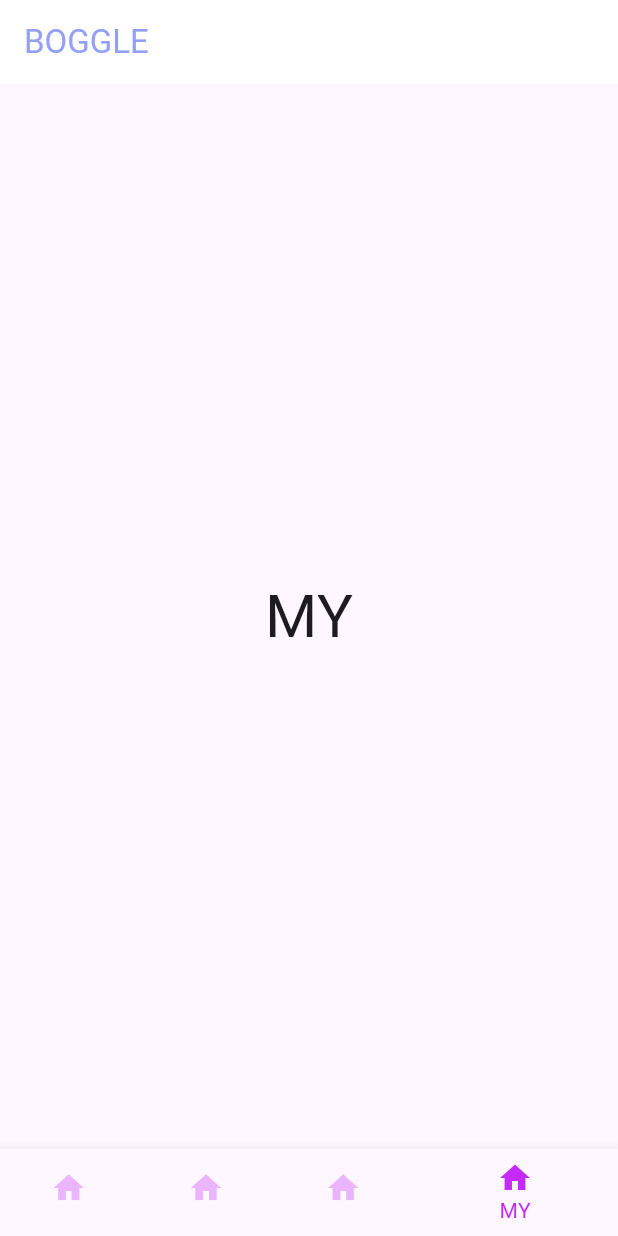
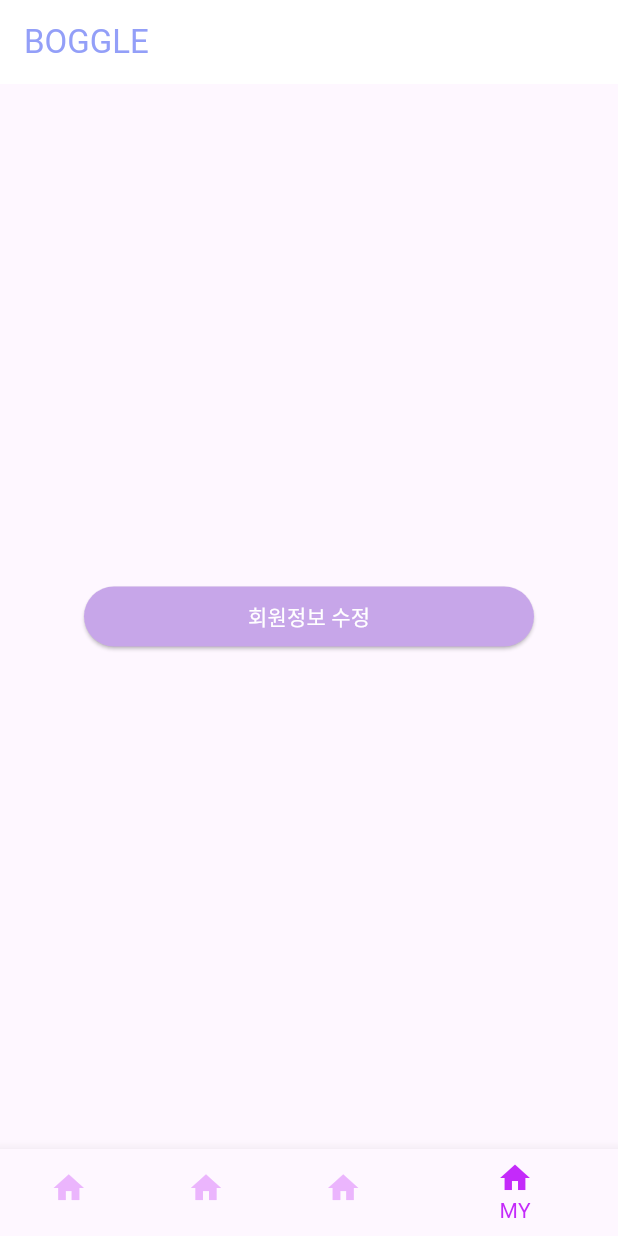
Before and after one commit to kminnyes/BOGGLE, a Flutter app: the MyPage screen opened directly, on a phone screen of 412 x 824 dp. Run offline on Flutter 3.47's test engine with Material 3 defaults, Android fonts, the phone set to English and light mode, and no system bars; our stand-ins replace image_picker, percent_indicator.

Commit message:
update mypage

```diff
--- a/lib/mypage.dart
+++ b/lib/mypage.dart
@@ -2,6 +2,7 @@ import 'package:flutter/material.dart';
 import 'package:boggle/do_list.dart';
 import 'package:boggle/myhome.dart';
 import 'package:boggle/community.dart';
+import 'package:boggle/user_info.dart';
 
 class MyPage extends StatefulWidget {
   @override
@@ -43,17 +44,32 @@ class _MyPageState extends State<MyPage> {
       appBar: AppBar(
         automaticallyImplyLeading: false,
         backgroundColor: Color.fromARGB(255, 255, 255, 255),
-        title: Text(
+        title: const Text(
           'BOGGLE',
           style: TextStyle(color: Color.fromARGB(255, 147, 159, 248)),
         ),
         centerTitle: false,
       ),
       body: Center(
-        child: Text(
-          'MY',
-          style: TextStyle(fontSize: 40),
-        ),
+        child: Column(
+          mainAxisAlignment: MainAxisAlignment.center,
+          children: [
+            SizedBox(
+              width: 300,
+              child: ElevatedButton(
+                style: ElevatedButton.styleFrom(
+                  backgroundColor: const Color.fromRGBO(199, 166, 233, 1),
+                  foregroundColor: Colors.white,
+                ),
+                onPressed: () {
+                  Navigator.push(
+                    context,
+                    MaterialPageRoute(builder: (context)=> UserInfo()),
+                    );
+                },
+                child: const Text('회원정보 수정'),),
+            )
+          ],)
       ),
       bottomNavigationBar: BottomNavigationBar(
         onTap: (index) {
```
